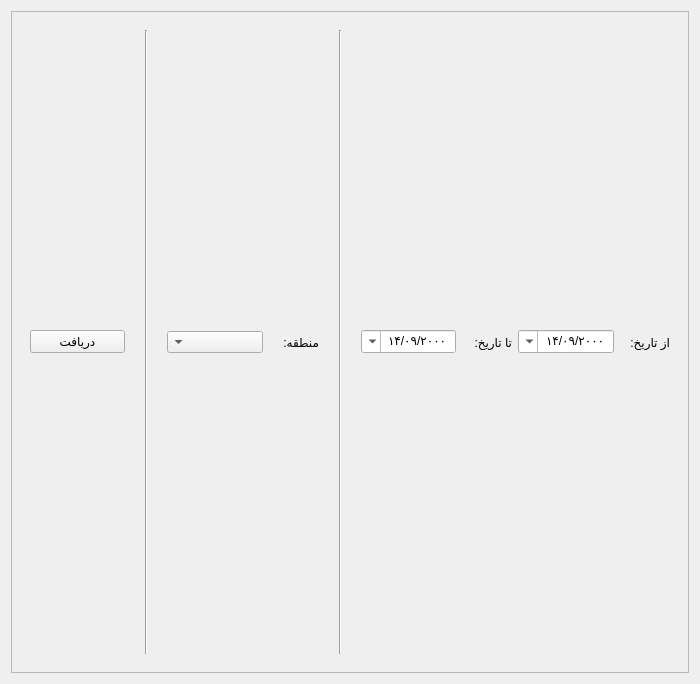
Above: src/hamyar_paygah/new_ui/widgets/region_analyzer_tab.ui from MohsenHNSJ/HamyarPaygahPy before the change. Below: the same form after it.
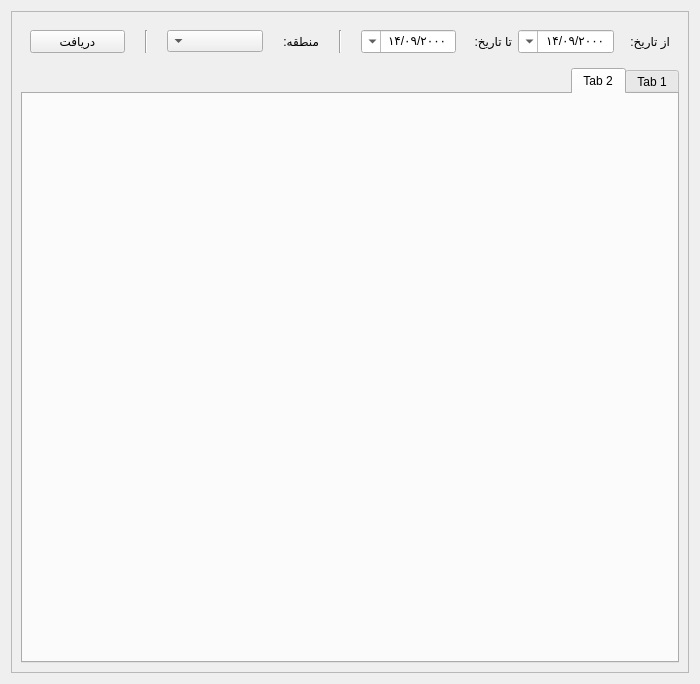
That is the form after the change.

Commit message: Initial works to add dynamic tab generation for region analysis page

Diff of the .ui file:
```diff
--- a/src/hamyar_paygah/new_ui/widgets/region_analyzer_tab.ui
+++ b/src/hamyar_paygah/new_ui/widgets/region_analyzer_tab.ui
@@ -225,6 +225,23 @@
          </layout>
         </widget>
        </item>
+       <item>
+        <widget class="QTabWidget" name="analysis_tab_container">
+         <property name="currentIndex">
+          <number>1</number>
+         </property>
+         <widget class="QWidget" name="tab">
+          <attribute name="title">
+           <string>Tab 1</string>
+          </attribute>
+         </widget>
+         <widget class="QWidget" name="tab_2">
+          <attribute name="title">
+           <string>Tab 2</string>
+          </attribute>
+         </widget>
+        </widget>
+       </item>
       </layout>
      </widget>
     </widget>
```
The commit also changes 3 other files.
